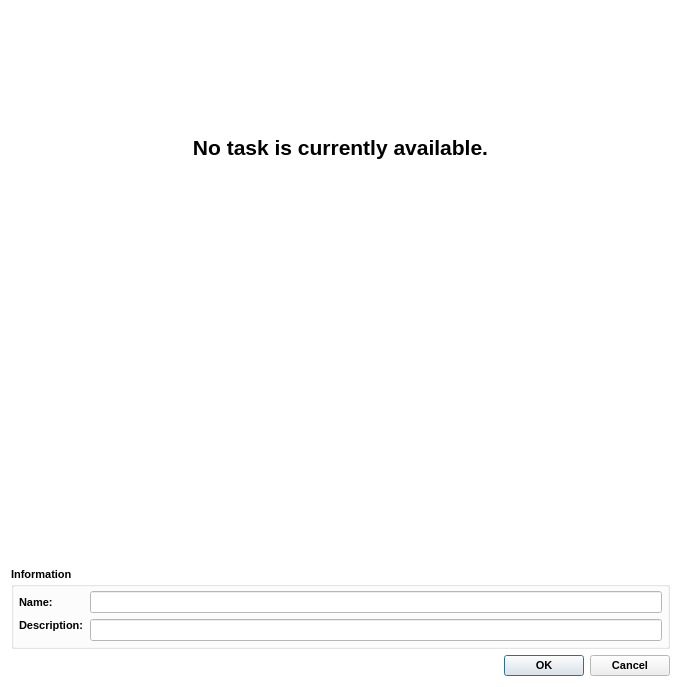
Old version of the form ui/dialogs/agentedit.ui in the repository amirmohsen1384/legendary-os.
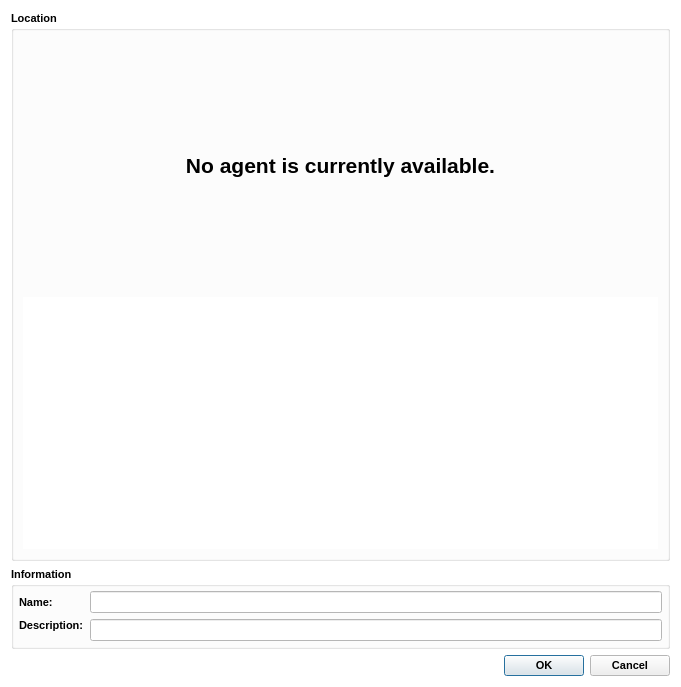
New version of the form.

Commit message: Completed the agent editor

What changed in the file:
```diff
--- a/ui/dialogs/agentedit.ui
+++ b/ui/dialogs/agentedit.ui
@@ -65,7 +65,13 @@
   <property name="windowTitle">
    <string>Dialog</string>
   </property>
-  <layout class="QVBoxLayout" name="mainLayout">
+  <layout class="QVBoxLayout" name="verticalLayout_2">
+   <item>
+    <widget class="QGroupBox" name="">
+     <property name="title">
+      <string>Location</string>
+     </property>
+     <layout class="QVBoxLayout" name="verticalLayout">
    <item>
     <widget class="QLabel" name="emptyLabel">
      <property name="sizePolicy">
@@ -81,7 +87,7 @@
       </font>
      </property>
      <property name="text">
-      <string>No task is currently available.</string>
+         <string>No agent is currently available.</string>
      </property>
      <property name="alignment">
       <set>Qt::AlignmentFlag::AlignCenter</set>
@@ -111,6 +117,9 @@
      <attribute name="headerStretchLastSection">
       <bool>true</bool>
      </attribute>
+       </widget>
+      </item>
+     </layout>
     </widget>
    </item>
    <item>
```
Left out of the diff: 2 changed lines with no effect on the pictures. Lines whose indentation alone changed are shown as unchanged. The commit also changes 2 other files.
